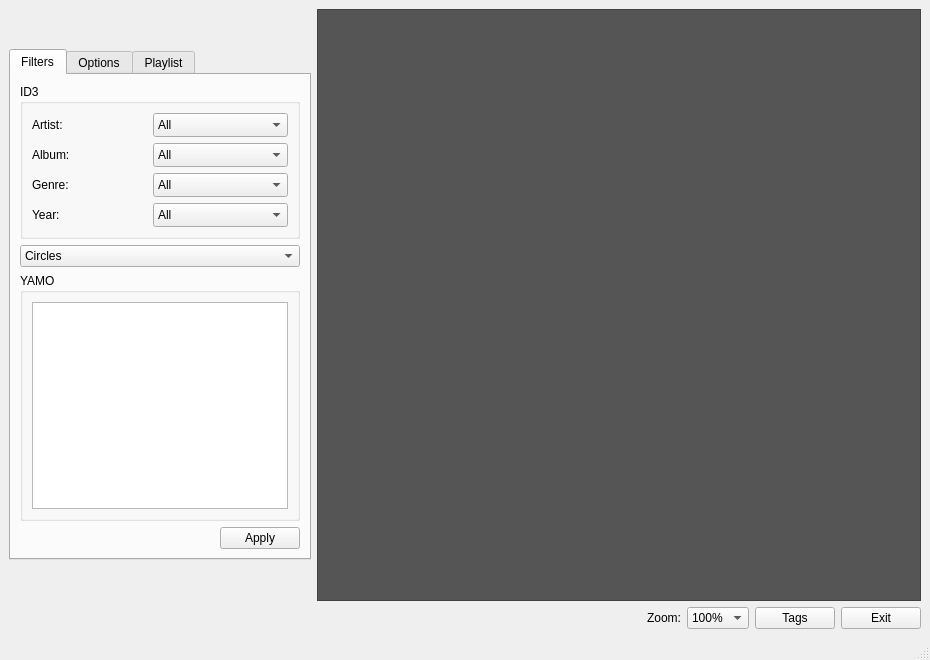
Before: the Qt Designer form trunk/src/MainWindow_beta.ui in andrecaribe/yamo2a, drawn with Qt 5.
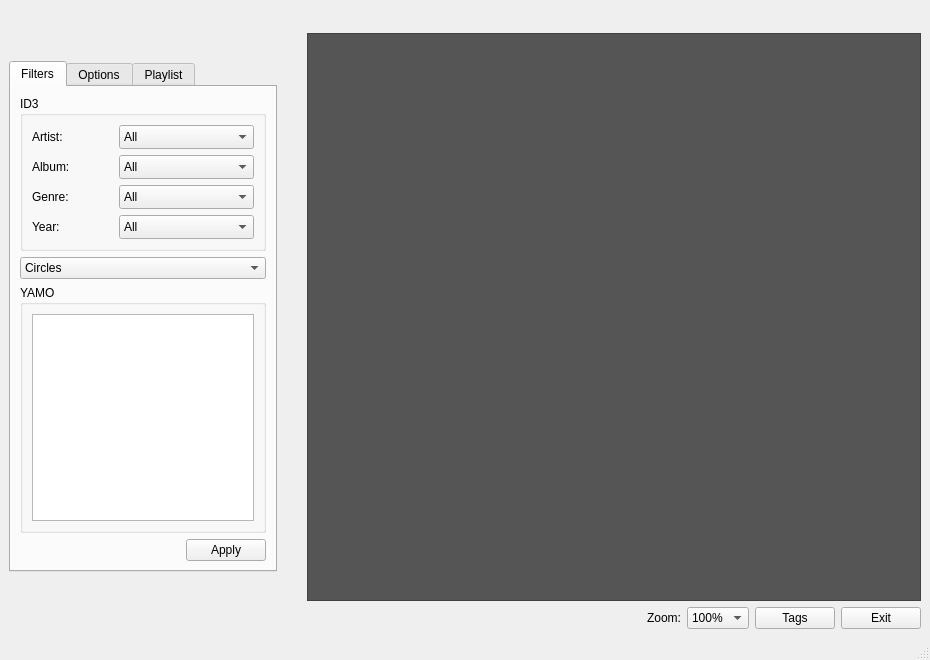
After: the same form once the commit is applied.

```diff
--- a/trunk/src/MainWindow_beta.ui
+++ b/trunk/src/MainWindow_beta.ui
@@ -16,7 +16,20 @@
   </property>
   <widget class="QWidget" name="centralWidget">
    <layout class="QGridLayout" name="gridLayout_4">
-    <item row="0" column="0">
+    <item row="0" column="2">
+     <widget class="QWidget" name="gradientX" native="true">
+      <property name="minimumSize">
+       <size>
+        <width>614</width>
+        <height>18</height>
+       </size>
+      </property>
+      <property name="autoFillBackground">
+       <bool>true</bool>
+      </property>
+     </widget>
+    </item>
+    <item row="1" column="0">
      <widget class="QTabWidget" name="tabs">
       <property name="sizePolicy">
        <sizepolicy hsizetype="Fixed" vsizetype="Fixed">
@@ -437,8 +450,24 @@
       </widget>
      </widget>
     </item>
-    <item row="0" column="1">
+    <item row="1" column="1">
+     <widget class="QWidget" name="gradientY" native="true">
+      <property name="minimumSize">
+       <size>
+        <width>18</width>
+        <height>562</height>
+       </size>
+      </property>
+     </widget>
+    </item>
+    <item row="1" column="2">
      <widget class="QGraphicsView" name="canvasView">
+      <property name="minimumSize">
+       <size>
+        <width>614</width>
+        <height>562</height>
+       </size>
+      </property>
       <property name="cursor" stdset="0">
        <cursorShape>CrossCursor</cursorShape>
       </property>
@@ -479,7 +508,7 @@
       </property>
      </widget>
     </item>
-    <item row="1" column="0" colspan="2">
+    <item row="2" column="0" colspan="3">
      <layout class="QHBoxLayout" name="horizontalLayout_6">
       <item>
        <spacer name="horizontalSpacer_5">
```
